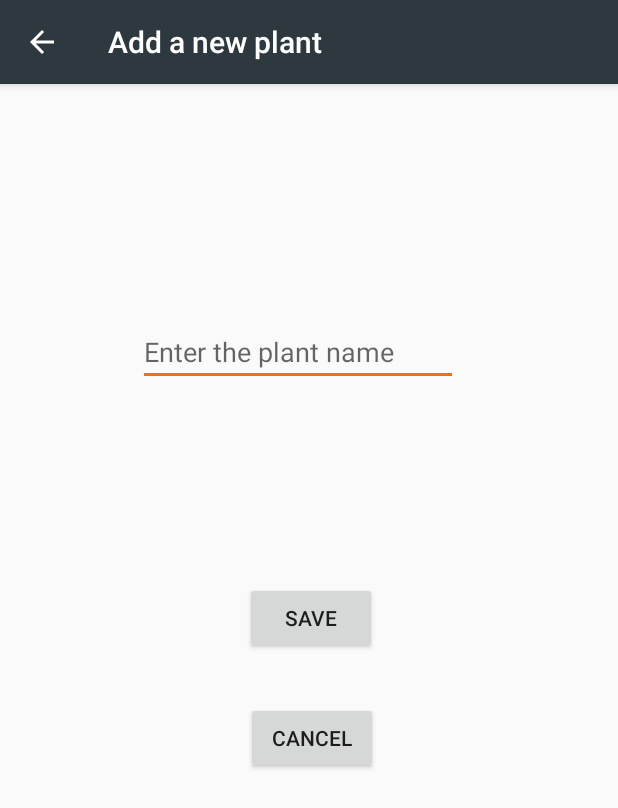
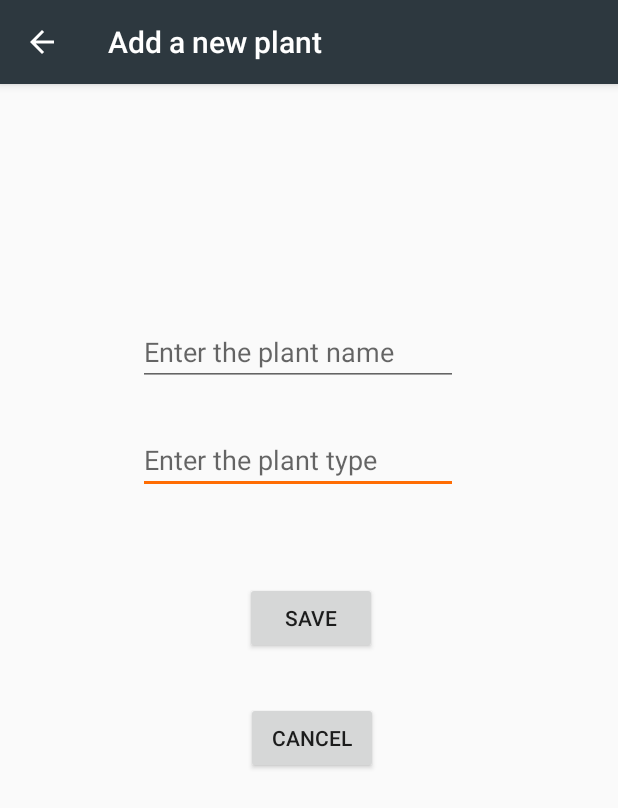
Before and after one commit to kasrarad/Zyra_App, an Android app: the NewPlantActivity screen opened directly, with no data from a screen before it, after a tap on "SAVE", on a phone screen of 412 x 824 dp. Shown: the top 808 px of the screen. Run offline under Robolectric (Android 15) with nearby library versions, the phone set to English and light mode, and no system bars.

Commit message:
Added plant type as an edit text, plant name replaces My Plant in plant activity

```diff
--- a/app/src/main/java/com/example/zyra/NewPlantActivity.java
+++ b/app/src/main/java/com/example/zyra/NewPlantActivity.java
@@ -8,6 +8,7 @@ import android.util.Log;
 import android.view.View;
 import android.widget.Button;
 import android.widget.EditText;
+import android.widget.Toast;
 
 import androidx.annotation.Nullable;
 import androidx.appcompat.app.AppCompatActivity;
@@ -16,7 +17,8 @@ import com.example.zyra.Database.AddPlants;
 
 public class NewPlantActivity extends AppCompatActivity {
 
-    protected EditText editPlantName;
+    protected EditText editNewPlantName;
+    protected EditText editNewPlantType;
     protected Button btnCancelPlant;
 
     protected MoistureData moistureData = new MoistureData();
@@ -53,7 +55,8 @@ public class NewPlantActivity extends AppCompatActivity {
 
     public void setupUI(){
 
-        editPlantName = findViewById(R.id.editTextNewPlant);
+        editNewPlantName = findViewById(R.id.editTextNewName);
+        editNewPlantType = findViewById(R.id.editTextNewType);
         btnCancelPlant = findViewById(R.id.btnCancelPlant);
 
     }
@@ -67,8 +70,8 @@ public class NewPlantActivity extends AppCompatActivity {
     // Add plants to the database
     public void savePlantsButton(View view) {
         //nameBySpecies = nameEditText.getText().toString();
-        nameBySpecies = "";
-        nameByUser = editPlantName.getText().toString().trim();
+        nameBySpecies = editNewPlantType.getText().toString().trim();
+        nameByUser = editNewPlantName.getText().toString().trim();
         //temperature = temperatureEditText.getText().toString();
         temperature = "";
 
@@ -82,10 +85,15 @@ public class NewPlantActivity extends AppCompatActivity {
 
         String type = "Add";
 
-        AddPlants addPlants = new AddPlants(this);
-        addPlants.execute(type, userID, nameBySpecies, nameByUser, temperature, moisture, previousMoisturesLevel, image, wiki);
+        if (!nameByUser.trim().isEmpty() || !nameBySpecies.trim().isEmpty()) {
 
-        Intent intent = new Intent(this, PlantActivity.class);
-        startActivity(intent);
+            AddPlants addPlants = new AddPlants(this);
+            addPlants.execute(type, userID, nameBySpecies, nameByUser, temperature, moisture, previousMoisturesLevel, image, wiki);
+
+            Intent intent = new Intent(this, PlantActivity.class);
+            startActivity(intent);
+        }else{
+            Toast.makeText(this, "Please fill in all the information", Toast.LENGTH_SHORT).show();
+        }
     }
 }
--- a/app/src/main/java/com/example/zyra/PlantActivity.java
+++ b/app/src/main/java/com/example/zyra/PlantActivity.java
@@ -6,16 +6,14 @@ import android.content.SharedPreferences;
 import android.os.AsyncTask;
 import android.os.Bundle;
 import android.util.Log;
-import android.view.Menu;
-import android.view.MenuInflater;
 import android.view.View;
+import android.widget.ImageButton;
 import android.widget.ListView;
 import android.widget.Toast;
 
 import androidx.appcompat.app.AppCompatActivity;
 
 import com.example.zyra.PlantsListView.PlantListViewAdapter;
-import com.google.android.material.floatingactionbutton.FloatingActionButton;
 
 import org.json.JSONArray;
 import org.json.JSONException;
@@ -45,7 +43,7 @@ public class PlantActivity extends AppCompatActivity implements AsyncResponse1 {
     protected ListView plantsNameListView;
     protected PlantListViewAdapter adapter;
     protected ArrayList<String> allPlants;
-    protected FloatingActionButton floatingPlant;
+    protected ImageButton imgBtnAdd;
 
 //    protected Button btnPlantInfoTest;
 
@@ -63,7 +61,7 @@ public class PlantActivity extends AppCompatActivity implements AsyncResponse1 {
         //this to set delegate/listener back to this class
         getPlantInfo.delegate = this;
 
-        floatingPlant = findViewById(R.id.floatingAddPlant);
+        imgBtnAdd = findViewById(R.id.imageButtonAdd);
         plantsNameListView = findViewById(R.id.plantsNameListView);
 
         // Add back button
@@ -76,7 +74,7 @@ public class PlantActivity extends AppCompatActivity implements AsyncResponse1 {
         //new GetPlantInfo().execute(userID);
         getPlantInfo.execute(userID);
 
-        floatingPlant.setOnClickListener(new View.OnClickListener() {
+        imgBtnAdd.setOnClickListener(new View.OnClickListener() {
             @Override
             public void onClick(View v) {
                 goToNewPlantActivity();
@@ -106,12 +104,12 @@ public class PlantActivity extends AppCompatActivity implements AsyncResponse1 {
 
     }
 
-    @Override
-    public boolean onCreateOptionsMenu(Menu menu) {
-        MenuInflater inflater = getMenuInflater();
-        inflater.inflate(R.menu.menu_items, menu);
-        return super.onCreateOptionsMenu(menu);
-    }
+//    @Override
+//    public boolean onCreateOptionsMenu(Menu menu) {
+//        MenuInflater inflater = getMenuInflater();
+//        inflater.inflate(R.menu.menu_items, menu);
+//        return super.onCreateOptionsMenu(menu);
+//    }
 
     public void goToNewPlantActivity(){
         Intent intent = new Intent(PlantActivity.this, NewPlantActivity.class);
--- a/app/src/main/res/layout/activity_newplant.xml
+++ b/app/src/main/res/layout/activity_newplant.xml
@@ -8,7 +8,20 @@
 
 
     <EditText
-        android:id="@+id/editTextNewPlant"
+        android:id="@+id/editTextNewType"
+        android:layout_width="wrap_content"
+        android:layout_height="wrap_content"
+        android:layout_marginTop="228dp"
+        android:ems="10"
+        android:hint="Enter the plant type"
+        android:inputType="textPersonName"
+        app:layout_constraintEnd_toEndOf="parent"
+        app:layout_constraintHorizontal_bias="0.464"
+        app:layout_constraintStart_toStartOf="parent"
+        app:layout_constraintTop_toTopOf="parent" />
+
+    <EditText
+        android:id="@+id/editTextNewName"
         android:layout_width="wrap_content"
         android:layout_height="wrap_content"
         android:layout_marginTop="156dp"
```
Also changed, not shown: app/src/main/java/com/example/zyra/EditPlantActivity.java (+14 -7 lines), app/src/main/java/com/example/zyra/PlantInfoActivity.java (+14 -3 lines), app/src/main/res/layout/activity_edit_plant.xml (+14 -13 lines), app/src/main/res/layout/activity_plantinfo.xml (+21 -9 lines), app/src/main/res/layout/activity_plantlist.xml (+8 -16 lines).
